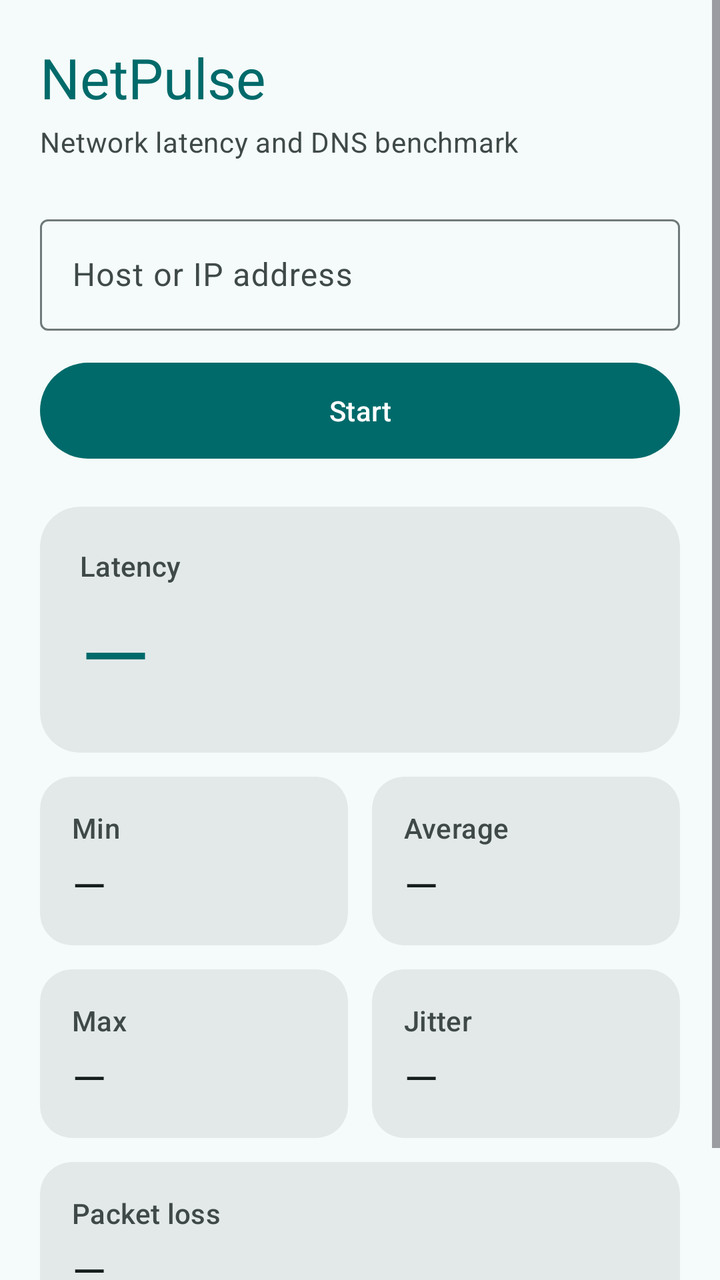
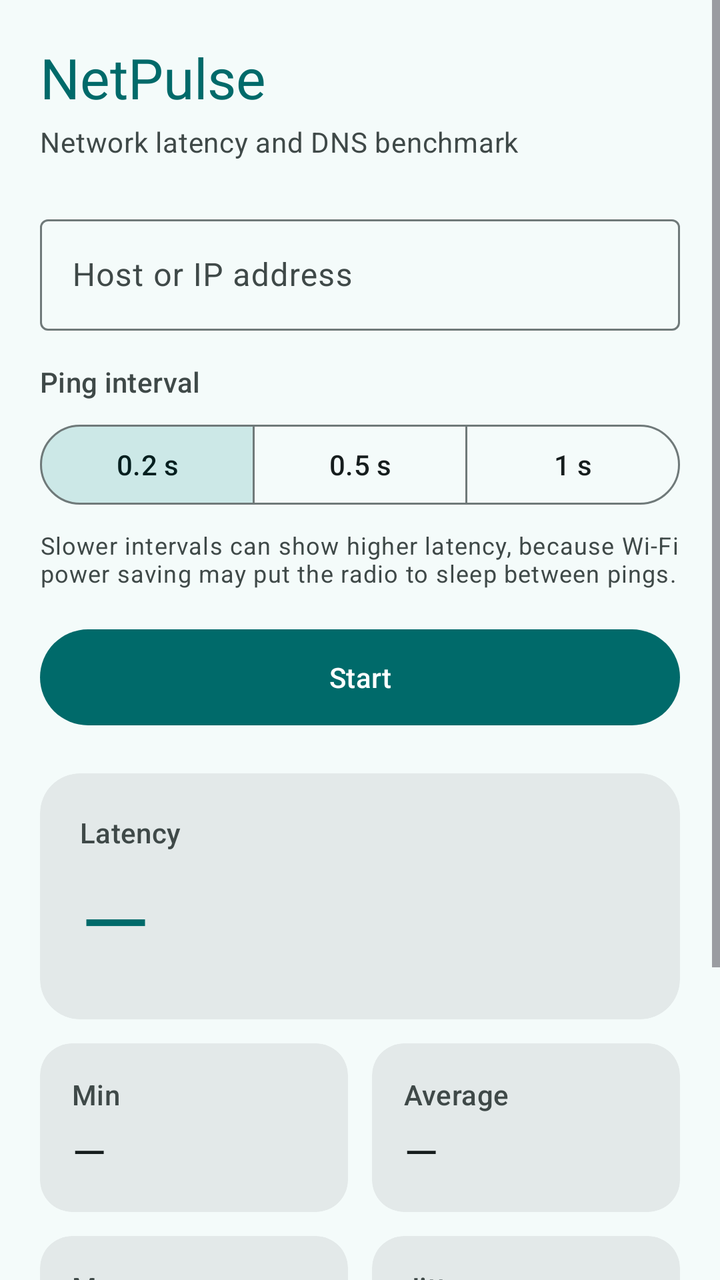

Compare the two renders of this Android layout. The source of the first and the diff that turns it into the second are given below.
<!-- AndroidManifest.xml: application theme Theme.NetPulse -->
<!-- res/layout/activity_main.xml -->
<?xml version="1.0" encoding="utf-8"?>
<ScrollView xmlns:android="http://schemas.android.com/apk/res/android"
    xmlns:app="http://schemas.android.com/apk/res-auto"
    android:id="@+id/root"
    android:layout_width="match_parent"
    android:layout_height="match_parent"
    android:background="?attr/colorSurface"
    android:clipToPadding="false"
    android:fillViewport="true">

    <LinearLayout
        android:layout_width="match_parent"
        android:layout_height="wrap_content"
        android:orientation="vertical"
        android:padding="20dp">

        <TextView
            android:layout_width="wrap_content"
            android:layout_height="wrap_content"
            android:text="@string/main_title"
            android:textAppearance="?attr/textAppearanceHeadlineMedium"
            android:textColor="?attr/colorPrimary" />

        <TextView
            android:layout_width="wrap_content"
            android:layout_height="wrap_content"
            android:layout_marginTop="4dp"
            android:layout_marginBottom="24dp"
            android:text="@string/main_subtitle"
            android:textAppearance="?attr/textAppearanceBodyMedium"
            android:textColor="?attr/colorOnSurfaceVariant" />

        <com.google.android.material.textfield.TextInputLayout
            android:id="@+id/hostLayout"
            style="@style/Widget.Material3.TextInputLayout.OutlinedBox"
            android:layout_width="match_parent"
            android:layout_height="wrap_content"
            android:hint="@string/monitor_host_hint">

            <com.google.android.material.textfield.TextInputEditText
                android:id="@+id/hostInput"
                android:layout_width="match_parent"
                android:layout_height="wrap_content"
                android:imeOptions="actionDone"
                android:importantForAutofill="no"
                android:inputType="textUri"
                android:maxLines="1" />

        </com.google.android.material.textfield.TextInputLayout>

        <com.google.android.material.button.MaterialButton
            android:id="@+id/toggleButton"
            android:layout_width="match_parent"
            android:layout_height="56dp"
            android:layout_marginTop="12dp"
            android:text="@string/action_start" />

        <TextView
            android:id="@+id/errorText"
            android:layout_width="match_parent"
            android:layout_height="wrap_content"
            android:layout_marginTop="8dp"
            android:textAppearance="?attr/textAppearanceBodyMedium"
            android:textColor="?attr/colorError"
            android:visibility="gone" />

        
        <com.google.android.material.card.MaterialCardView
            style="@style/Widget.Material3.CardView.Filled"
            android:layout_width="match_parent"
            android:layout_height="wrap_content"
            android:layout_marginTop="20dp"
            app:cardBackgroundColor="?attr/colorSurfaceContainerHigh"
            app:cardCornerRadius="20dp">

            <LinearLayout
                android:layout_width="match_parent"
                android:layout_height="wrap_content"
                android:orientation="vertical"
                android:padding="20dp">

                <TextView
                    android:layout_width="wrap_content"
                    android:layout_height="wrap_content"
                    android:text="@string/metric_latency"
                    android:textAppearance="?attr/textAppearanceLabelLarge"
                    android:textColor="?attr/colorOnSurfaceVariant" />

                <TextView
                    android:id="@+id/latencyValue"
                    android:layout_width="wrap_content"
                    android:layout_height="wrap_content"
                    android:layout_marginTop="4dp"
                    android:text="@string/value_none"
                    android:textAppearance="?attr/textAppearanceDisplayMedium"
                    android:textColor="?attr/colorPrimary" />

            </LinearLayout>
        </com.google.android.material.card.MaterialCardView>

        
        <LinearLayout
            android:layout_width="match_parent"
            android:layout_height="wrap_content"
            android:layout_marginTop="12dp"
            android:orientation="horizontal">

            <com.google.android.material.card.MaterialCardView
                style="@style/Widget.Material3.CardView.Filled"
                android:layout_width="0dp"
                android:layout_height="wrap_content"
                android:layout_marginEnd="6dp"
                android:layout_weight="1"
                app:cardBackgroundColor="?attr/colorSurfaceContainerHigh"
                app:cardCornerRadius="16dp">

                <LinearLayout
                    android:layout_width="match_parent"
                    android:layout_height="wrap_content"
                    android:orientation="vertical"
                    android:padding="16dp">

                    <TextView
                        android:layout_width="wrap_content"
                        android:layout_height="wrap_content"
                        android:text="@string/metric_min"
                        android:textAppearance="?attr/textAppearanceLabelLarge"
                        android:textColor="?attr/colorOnSurfaceVariant" />

                    <TextView
                        android:id="@+id/minValue"
                        android:layout_width="wrap_content"
                        android:layout_height="wrap_content"
                        android:layout_marginTop="4dp"
                        android:text="@string/value_none"
                        android:textAppearance="?attr/textAppearanceTitleLarge"
                        android:textColor="?attr/colorOnSurface" />

                </LinearLayout>
            </com.google.android.material.card.MaterialCardView>

            <com.google.android.material.card.MaterialCardView
                style="@style/Widget.Material3.CardView.Filled"
                android:layout_width="0dp"
                android:layout_height="wrap_content"
                android:layout_marginStart="6dp"
                android:layout_weight="1"
                app:cardBackgroundColor="?attr/colorSurfaceContainerHigh"
                app:cardCornerRadius="16dp">

                <LinearLayout
                    android:layout_width="match_parent"
                    android:layout_height="wrap_content"
                    android:orientation="vertical"
                    android:padding="16dp">

                    <TextView
                        android:layout_width="wrap_content"
                        android:layout_height="wrap_content"
                        android:text="@string/metric_avg"
                        android:textAppearance="?attr/textAppearanceLabelLarge"
                        android:textColor="?attr/colorOnSurfaceVariant" />

                    <TextView
                        android:id="@+id/avgValue"
                        android:layout_width="wrap_content"
                        android:layout_height="wrap_content"
                        android:layout_marginTop="4dp"
                        android:text="@string/value_none"
                        android:textAppearance="?attr/textAppearanceTitleLarge"
                        android:textColor="?attr/colorOnSurface" />

                </LinearLayout>
            </com.google.android.material.card.MaterialCardView>

        </LinearLayout>

        
        <LinearLayout
            android:layout_width="match_parent"
            android:layout_height="wrap_content"
            android:layout_marginTop="12dp"
            android:orientation="horizontal">

            <com.google.android.material.card.MaterialCardView
                style="@style/Widget.Material3.CardView.Filled"
                android:layout_width="0dp"
                android:layout_height="wrap_content"
                android:layout_marginEnd="6dp"
                android:layout_weight="1"
                app:cardBackgroundColor="?attr/colorSurfaceContainerHigh"
                app:cardCornerRadius="16dp">

                <LinearLayout
                    android:layout_width="match_parent"
                    android:layout_height="wrap_content"
                    android:orientation="vertical"
                    android:padding="16dp">

                    <TextView
                        android:layout_width="wrap_content"
                        android:layout_height="wrap_content"
                        android:text="@string/metric_max"
                        android:textAppearance="?attr/textAppearanceLabelLarge"
                        android:textColor="?attr/colorOnSurfaceVariant" />

                    <TextView
                        android:id="@+id/maxValue"
                        android:layout_width="wrap_content"
                        android:layout_height="wrap_content"
                        android:layout_marginTop="4dp"
                        android:text="@string/value_none"
                        android:textAppearance="?attr/textAppearanceTitleLarge"
                        android:textColor="?attr/colorOnSurface" />

                </LinearLayout>
            </com.google.android.material.card.MaterialCardView>

            <com.google.android.material.card.MaterialCardView
                style="@style/Widget.Material3.CardView.Filled"
                android:layout_width="0dp"
                android:layout_height="wrap_content"
                android:layout_marginStart="6dp"
                android:layout_weight="1"
                app:cardBackgroundColor="?attr/colorSurfaceContainerHigh"
                app:cardCornerRadius="16dp">

                <LinearLayout
                    android:layout_width="match_parent"
                    android:layout_height="wrap_content"
                    android:orientation="vertical"
                    android:padding="16dp">

                    <TextView
                        android:layout_width="wrap_content"
                        android:layout_height="wrap_content"
                        android:text="@string/metric_jitter"
                        android:textAppearance="?attr/textAppearanceLabelLarge"
                        android:textColor="?attr/colorOnSurfaceVariant" />

                    <TextView
                        android:id="@+id/jitterValue"
                        android:layout_width="wrap_content"
                        android:layout_height="wrap_content"
                        android:layout_marginTop="4dp"
                        android:text="@string/value_none"
                        android:textAppearance="?attr/textAppearanceTitleLarge"
                        android:textColor="?attr/colorOnSurface" />

                </LinearLayout>
            </com.google.android.material.card.MaterialCardView>

        </LinearLayout>

        
        <com.google.android.material.card.MaterialCardView
            style="@style/Widget.Material3.CardView.Filled"
            android:layout_width="match_parent"
            android:layout_height="wrap_content"
            android:layout_marginTop="12dp"
            app:cardBackgroundColor="?attr/colorSurfaceContainerHigh"
            app:cardCornerRadius="16dp">

            <LinearLayout
                android:layout_width="match_parent"
                android:layout_height="wrap_content"
                android:orientation="vertical"
                android:padding="16dp">

                <TextView
                    android:layout_width="wrap_content"
                    android:layout_height="wrap_content"
                    android:text="@string/metric_loss"
                    android:textAppearance="?attr/textAppearanceLabelLarge"
                    android:textColor="?attr/colorOnSurfaceVariant" />

                <TextView
                    android:id="@+id/lossValue"
                    android:layout_width="wrap_content"
                    android:layout_height="wrap_content"
                    android:layout_marginTop="4dp"
                    android:text="@string/value_none"
                    android:textAppearance="?attr/textAppearanceTitleLarge"
                    android:textColor="?attr/colorOnSurface" />

            </LinearLayout>
        </com.google.android.material.card.MaterialCardView>

        <TextView
            android:id="@+id/packetsText"
            android:layout_width="match_parent"
            android:layout_height="wrap_content"
            android:layout_marginTop="12dp"
            android:gravity="center"
            android:textAppearance="?attr/textAppearanceBodySmall"
            android:textColor="?attr/colorOnSurfaceVariant" />

    </LinearLayout>
</ScrollView>
<!-- resources referenced by this layout -->
<resources>
  <string name="action_start">Start</string>
  <string name="main_subtitle">Network latency and DNS benchmark</string>
  <string name="main_title">NetPulse</string>
  <string name="metric_avg">Average</string>
  <string name="metric_jitter">Jitter</string>
  <string name="metric_latency">Latency</string>
  <string name="metric_loss">Packet loss</string>
  <string name="metric_max">Max</string>
  <string name="metric_min">Min</string>
  <string name="monitor_host_hint">Host or IP address</string>
  <string name="value_none">—</string>
  <color name="np_primary">#006A6A</color>
  <color name="np_on_primary">#FFFFFF</color>
  <color name="np_primary_container">#6FF7F6</color>
  <color name="np_on_primary_container">#002020</color>
  <color name="np_secondary">#4A6363</color>
  <color name="np_on_secondary">#FFFFFF</color>
  <color name="np_secondary_container">#CCE8E7</color>
  <color name="np_on_secondary_container">#051F1F</color>
  <color name="np_tertiary">#4B607C</color>
  <color name="np_on_tertiary">#FFFFFF</color>
  <color name="np_tertiary_container">#D3E4FF</color>
  <color name="np_on_tertiary_container">#041C35</color>
  <color name="np_error">#BA1A1A</color>
  <color name="np_on_error">#FFFFFF</color>
  <color name="np_error_container">#FFDAD6</color>
  <color name="np_on_error_container">#410002</color>
  <color name="np_background">#F4FBFA</color>
  <color name="np_on_background">#161D1D</color>
  <color name="np_surface">#F4FBFA</color>
  <color name="np_on_surface">#161D1D</color>
  <color name="np_surface_variant">#DAE5E4</color>
  <color name="np_on_surface_variant">#3F4948</color>
  <color name="np_surface_container_low">#EEF5F4</color>
  <color name="np_surface_container">#E8EFEE</color>
  <color name="np_surface_container_high">#E3E9E9</color>
  <color name="np_outline">#6F7979</color>
  <color name="np_outline_variant">#BEC9C8</color>
  <color name="np_inverse_surface">#2B3231</color>
  <color name="np_inverse_on_surface">#ECF2F1</color>
  <color name="np_inverse_primary">#4CDADA</color>
  <!-- unchanged entries left out for length: 1 -->
</resources>

<!-- the commit's change to res/layout/activity_main.xml (unified diff, before → after) -->
@@ -48,11 +48,63 @@
 
         </com.google.android.material.textfield.TextInputLayout>
 
+        
+        <TextView
+            android:layout_width="wrap_content"
+            android:layout_height="wrap_content"
+            android:layout_marginTop="16dp"
+            android:text="@string/interval_label"
+            android:textAppearance="?attr/textAppearanceLabelLarge"
+            android:textColor="?attr/colorOnSurfaceVariant" />
+
+        <com.google.android.material.button.MaterialButtonToggleGroup
+            android:id="@+id/intervalGroup"
+            android:layout_width="match_parent"
+            android:layout_height="wrap_content"
+            android:layout_marginTop="8dp"
+            app:checkedButton="@id/intervalFast"
+            app:selectionRequired="true"
+            app:singleSelection="true">
+
+            <com.google.android.material.button.MaterialButton
+                android:id="@+id/intervalFast"
+                style="?attr/materialButtonOutlinedStyle"
+                android:layout_width="0dp"
+                android:layout_height="wrap_content"
+                android:layout_weight="1"
+                android:text="@string/interval_fast" />
+
+            <com.google.android.material.button.MaterialButton
+                android:id="@+id/intervalNormal"
+                style="?attr/materialButtonOutlinedStyle"
+                android:layout_width="0dp"
+                android:layout_height="wrap_content"
+                android:layout_weight="1"
+                android:text="@string/interval_normal" />
+
+            <com.google.android.material.button.MaterialButton
+                android:id="@+id/intervalSlow"
+                style="?attr/materialButtonOutlinedStyle"
+                android:layout_width="0dp"
+                android:layout_height="wrap_content"
+                android:layout_weight="1"
+                android:text="@string/interval_slow" />
+
+        </com.google.android.material.button.MaterialButtonToggleGroup>
+
+        <TextView
+            android:layout_width="match_parent"
+            android:layout_height="wrap_content"
+            android:layout_marginTop="8dp"
+            android:text="@string/interval_hint"
+            android:textAppearance="?attr/textAppearanceBodySmall"
+            android:textColor="?attr/colorOnSurfaceVariant" />
+
         <com.google.android.material.button.MaterialButton
             android:id="@+id/toggleButton"
             android:layout_width="match_parent"
             android:layout_height="56dp"
-            android:layout_marginTop="12dp"
+            android:layout_marginTop="16dp"
             android:text="@string/action_start" />
 
         <TextView
<!-- resource entries referenced after the edit -->
@@ -1,6 +1,11 @@
 <!-- resources referenced by this layout -->
 <resources>
   <string name="action_start">Start</string>
+  <string name="interval_fast">0.2 s</string>
+  <string name="interval_hint">Slower intervals can show higher latency, because Wi-Fi power saving may put the radio to sleep between pings.</string>
+  <string name="interval_label">Ping interval</string>
+  <string name="interval_normal">0.5 s</string>
+  <string name="interval_slow">1 s</string>
   <string name="main_subtitle">Network latency and DNS benchmark</string>
   <string name="main_title">NetPulse</string>
   <string name="metric_avg">Average</string>
